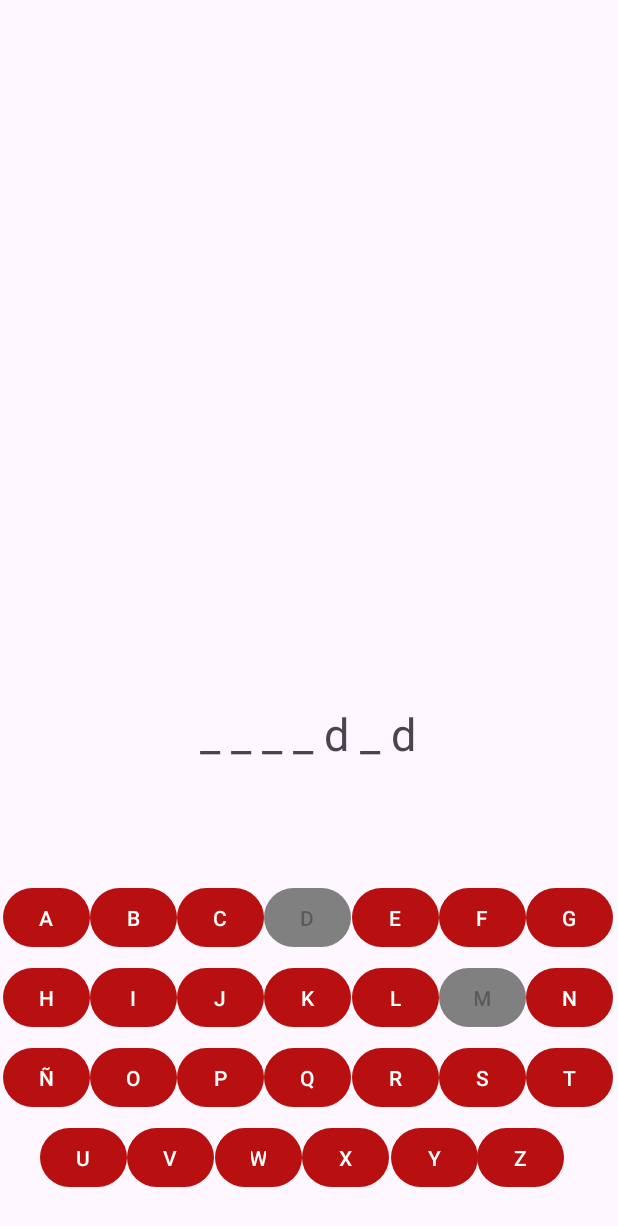
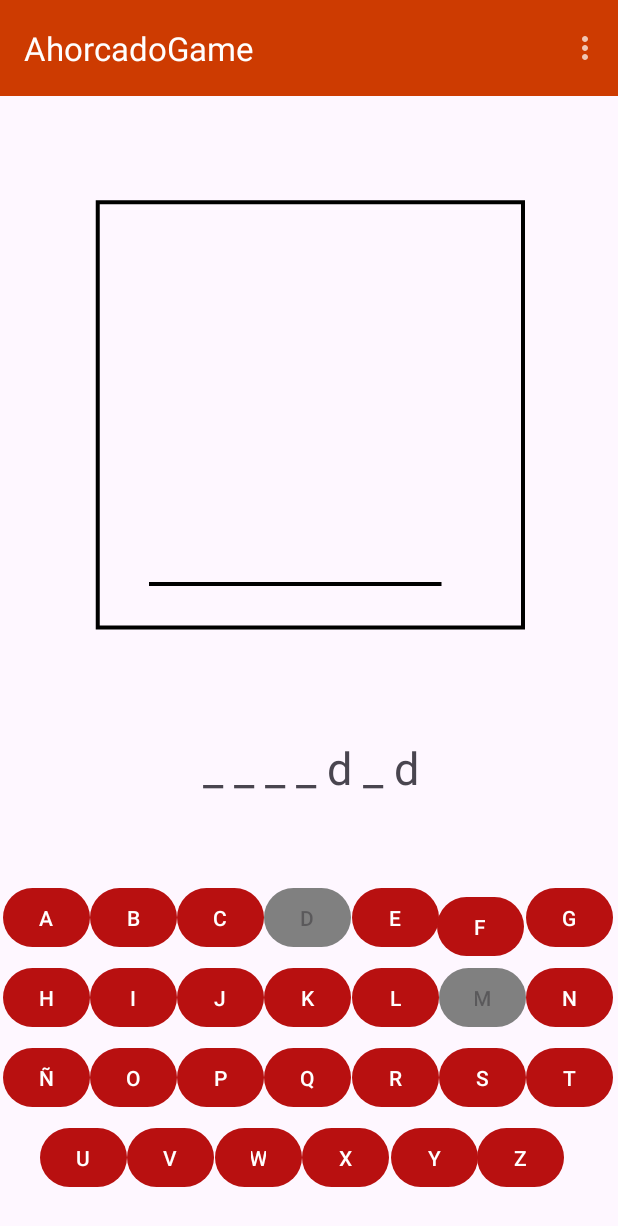
Before and after one commit to IvanLPDM/AA1_Ahorcado_Android, an Android app: the GamePlayActivity screen opened directly, with no data from a screen before it, after a tap on an icon or button, on a phone screen of 412 x 824 dp. Shown: the top 1226 px of the screen. Run offline under Robolectric (Android 15) with nearby library versions, the light colour scheme and no system bars; 1 other tap on this screen came first.

Commit message:
feedback lose + toolbar

```diff
--- a/app/src/main/java/com/example/ahorcadogame/GamePlayActivity.kt
+++ b/app/src/main/java/com/example/ahorcadogame/GamePlayActivity.kt
@@ -9,13 +9,19 @@ import android.graphics.Color
 import android.widget.TextView
 import android.widget.ImageView
 import android.util.Log
+import android.view.Menu
+import android.view.MenuItem
+import androidx.appcompat.app.AppCompatDelegate
+import androidx.appcompat.widget.Toolbar
 
 class GamePlayActivity : AppCompatActivity() {
+
+    var isNight = false;
 
     val word = "Navidad"  // La palabra a adivinar (tiene que ser un parametro que reciba)
     var letters = 0  // Contador de letras acertadas
     var misses = 0  // Contador de letras acertadas
-    var allowedErrors = 6; //esto tiene que depender de la dificultad
+    var allowedErrors = 11; //esto tiene que depender de la dificultad
     var endGame = false
     val numLetters = word.length
     val acertadas = CharArray(numLetters) { '_' }  // Array para mostrar las letras acertadas
@@ -31,6 +37,10 @@ class GamePlayActivity : AppCompatActivity() {
         super.onCreate(savedInstanceState)
         setContentView(R.layout.activity_game_play)
 
+        //Toolbar
+        val toolbar: Toolbar = findViewById(R.id.myToolBar)
+        setSupportActionBar(toolbar)
+
         // Encuentra el diseño raíz
         val GamePlayLayout: View = findViewById(R.id.gamePlayLayout)
 
@@ -38,6 +48,8 @@ class GamePlayActivity : AppCompatActivity() {
         //Imager Win
         val imageWin = findViewById<ImageView>(R.id.WinMessage)
         val imageLose = findViewById<ImageView>(R.id.LoseMessage)
+
+        val ahorcadoImage: ImageView = findViewById(R.id.miss)
 
         imageWin.visibility = View.INVISIBLE
         imageLose.visibility = View.INVISIBLE
@@ -113,10 +125,6 @@ class GamePlayActivity : AppCompatActivity() {
                         imageLose.visibility = View.VISIBLE
                         endGame = true
                     }
-
-
-
-
             }
 
         }
@@ -135,8 +143,6 @@ class GamePlayActivity : AppCompatActivity() {
             }
         }
 
-
-
     }
 
     private fun processGuess(letter: String) {
@@ -152,6 +158,44 @@ class GamePlayActivity : AppCompatActivity() {
         if(!correctGuess)
         {
             misses++
+            updateMissImage(misses)
         }
     }
+
+    // Sacar el popUp
+    override fun onCreateOptionsMenu(menu: Menu?): Boolean {
+        menuInflater.inflate(R.menu.menu, menu)
+        return true
+    }
+
+    // input menu settings
+    override fun onOptionsItemSelected(item: MenuItem): Boolean {
+        return when (item.itemId) {
+            R.id.setting -> {
+                // Alternar entre "Night" y "Day"
+                isNight = !isNight  // Cambiar el estado de "Night" o "Day"
+                setAppTheme(isNight)  // Cambiar el tema
+
+                item.title = if (isNight) "Day" else "Night"  // Cambiar el texto del ítem
+                true
+            }
+            else -> super.onOptionsItemSelected(item)
+        }
+    }
+
+    private fun setAppTheme(isNight: Boolean) {
+        if (isNight) {
+            AppCompatDelegate.setDefaultNightMode(AppCompatDelegate.MODE_NIGHT_YES)
+        } else {
+            AppCompatDelegate.setDefaultNightMode(AppCompatDelegate.MODE_NIGHT_NO)
+        }
+    }
+
+    private fun updateMissImage(misses: Int) {
+        val ahorcadoImage: ImageView = findViewById(R.id.miss)
+        val resourceName = "miss$misses"
+        val resId = resources.getIdentifier(resourceName, "mipmap", packageName)
+        ahorcadoImage.setImageResource(resId)
+
+    }
 }
--- a/app/src/main/java/com/example/ahorcadogame/MainActivity.kt
+++ b/app/src/main/java/com/example/ahorcadogame/MainActivity.kt
@@ -48,9 +48,6 @@ class MainActivity : AppCompatActivity() {
                 // Alternar entre "Night" y "Day"
                 isNight = !isNight  // Cambiar el estado de "Night" o "Day"
                 setAppTheme(isNight)  // Cambiar el tema
-                // Guardar el estado del tema en SharedPreferences
-
-                Log.d("MyTag", "El valor de isNight es: $isNight")
 
                 item.title = if (isNight) "Day" else "Night"  // Cambiar el texto del ítem
                 true
--- a/app/src/main/res/layout/activity_game_play.xml
+++ b/app/src/main/res/layout/activity_game_play.xml
@@ -10,21 +10,26 @@
 
     <!-- TextView para mostrar la palabra adivinada -->
 
+    <include
+        android:id="@+id/myToolBar"
+        layout="@layout/menubar"/>
+
 
     <TextView
         android:id="@+id/wordTextView"
         android:layout_width="wrap_content"
         android:layout_height="wrap_content"
-        android:layout_marginTop="46dp"
-        android:layout_marginBottom="62dp"
+        android:layout_marginStart="186dp"
+        android:layout_marginTop="22dp"
+        android:layout_marginEnd="184dp"
+        android:layout_marginBottom="28dp"
         android:text="___"
         android:textAlignment="center"
         android:textSize="30sp"
         app:layout_constraintBottom_toTopOf="@+id/buttonD"
         app:layout_constraintEnd_toEndOf="parent"
-        app:layout_constraintHorizontal_bias="0.498"
         app:layout_constraintStart_toStartOf="parent"
-        app:layout_constraintTop_toBottomOf="@+id/WinMessage" />
+        app:layout_constraintTop_toBottomOf="@+id/miss" />
 
     <Button
         android:id="@+id/buttonD"
@@ -235,13 +240,16 @@
         android:id="@+id/buttonF"
         android:layout_width="58dp"
         android:layout_height="47dp"
+        android:layout_marginStart="1dp"
+        android:layout_marginTop="90dp"
+        android:layout_marginEnd="1dp"
         android:text="F"
-        app:layout_constraintBottom_toBottomOf="parent"
-        app:layout_constraintEnd_toEndOf="parent"
-        app:layout_constraintHorizontal_bias="0.827"
-        app:layout_constraintStart_toStartOf="parent"
-        app:layout_constraintTop_toTopOf="parent"
-        app:layout_constraintVertical_bias="0.757" />
+        app:layout_constraintBottom_toTopOf="@+id/buttonM"
+        app:layout_constraintEnd_toStartOf="@+id/buttonN"
+        app:layout_constraintHorizontal_bias="1.0"
+        app:layout_constraintStart_toEndOf="@+id/buttonL"
+        app:layout_constraintTop_toBottomOf="@+id/miss"
+        app:layout_constraintVertical_bias="1.0" />
 
     <Button
         android:id="@+id/buttonQ"
@@ -352,31 +360,51 @@
         app:layout_constraintVertical_bias="0.757" />
 
     <ImageView
-        android:id="@+id/WinMessage"
-        android:layout_width="131dp"
-        android:layout_height="137dp"
+        android:id="@+id/miss"
+        android:layout_width="wrap_content"
+        android:layout_height="wrap_content"
+        android:layout_marginStart="62dp"
+        android:layout_marginTop="41dp"
+        android:layout_marginEnd="62dp"
+        android:layout_marginBottom="22dp"
+        app:layout_constraintBottom_toTopOf="@+id/wordTextView"
+        app:layout_constraintEnd_toEndOf="parent"
+        app:layout_constraintHorizontal_bias="1.0"
+        app:layout_constraintStart_toStartOf="parent"
+        app:layout_constraintTop_toBottomOf="@+id/myToolBar"
+        app:layout_constraintVertical_bias="1.0"
+        app:srcCompat="@mipmap/miss0" />
+
+    <ImageView
+        android:id="@+id/LoseMessage"
+        android:layout_width="263dp"
+        android:layout_height="93dp"
         android:layout_marginStart="143dp"
         android:layout_marginTop="233dp"
         android:layout_marginEnd="137dp"
         android:layout_marginBottom="148dp"
         app:layout_constraintBottom_toTopOf="@+id/buttonD"
         app:layout_constraintEnd_toEndOf="parent"
+        app:layout_constraintHorizontal_bias="0.522"
         app:layout_constraintStart_toStartOf="parent"
         app:layout_constraintTop_toTopOf="parent"
-        app:srcCompat="@android:drawable/btn_star_big_on" />
+        app:layout_constraintVertical_bias="1.0"
+        app:srcCompat="@mipmap/you_lose" />
 
     <ImageView
-        android:id="@+id/LoseMessage"
-        android:layout_width="131dp"
-        android:layout_height="137dp"
+        android:id="@+id/WinMessage"
+        android:layout_width="252dp"
+        android:layout_height="120dp"
         android:layout_marginStart="143dp"
         android:layout_marginTop="233dp"
         android:layout_marginEnd="137dp"
         android:layout_marginBottom="148dp"
         app:layout_constraintBottom_toTopOf="@+id/buttonD"
         app:layout_constraintEnd_toEndOf="parent"
+        app:layout_constraintHorizontal_bias="0.452"
         app:layout_constraintStart_toStartOf="parent"
         app:layout_constraintTop_toTopOf="parent"
-        app:srcCompat="@android:drawable/btn_dialog" />
+        app:layout_constraintVertical_bias="0.12"
+        app:srcCompat="@mipmap/you_win" />
 
 </androidx.constraintlayout.widget.ConstraintLayout>
```
Also changed, not shown: app/src/main/res/mipmap-hdpi/button.png (added), app/src/main/res/mipmap-hdpi/miss0.png (added), app/src/main/res/mipmap-hdpi/miss1.png (added), app/src/main/res/mipmap-hdpi/miss10.png (added), app/src/main/res/mipmap-hdpi/miss11.png (added), app/src/main/res/mipmap-hdpi/miss2.png (added), app/src/main/res/mipmap-hdpi/miss3.png (added), app/src/main/res/mipmap-hdpi/miss4.png (added), app/src/main/res/mipmap-hdpi/miss5.png (added), app/src/main/res/mipmap-hdpi/miss6.png (added), app/src/main/res/mipmap-hdpi/miss7.png (added), app/src/main/res/mipmap-hdpi/miss8.png (added), app/src/main/res/mipmap-hdpi/miss9.png (added), app/src/main/res/mipmap-hdpi/you_lose.png (added), 1 more files.
